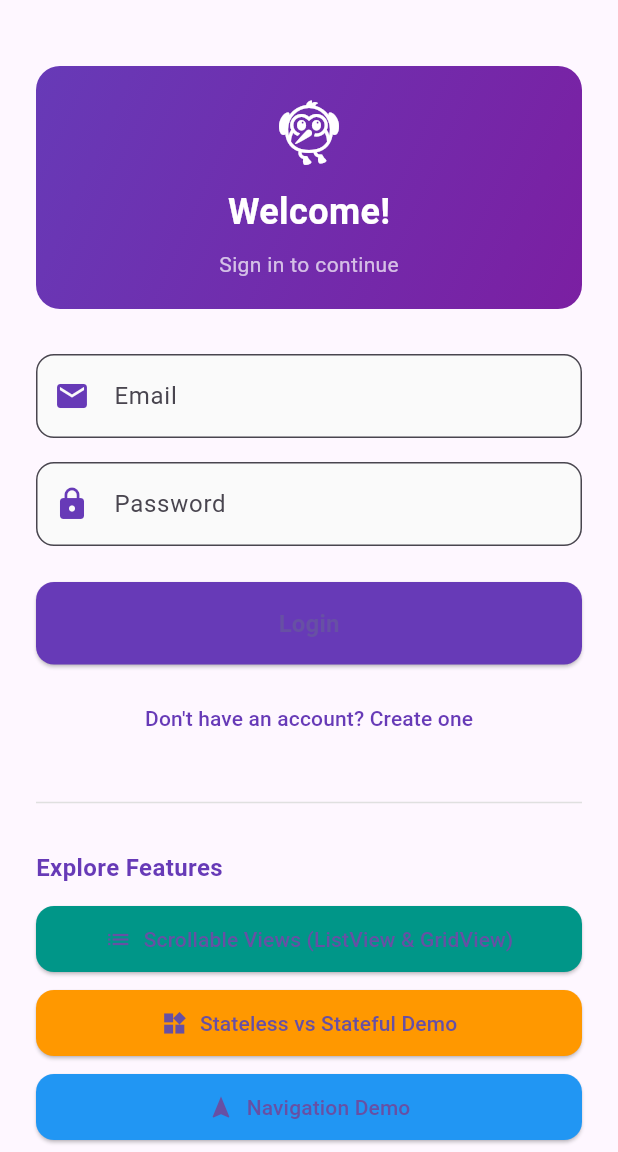
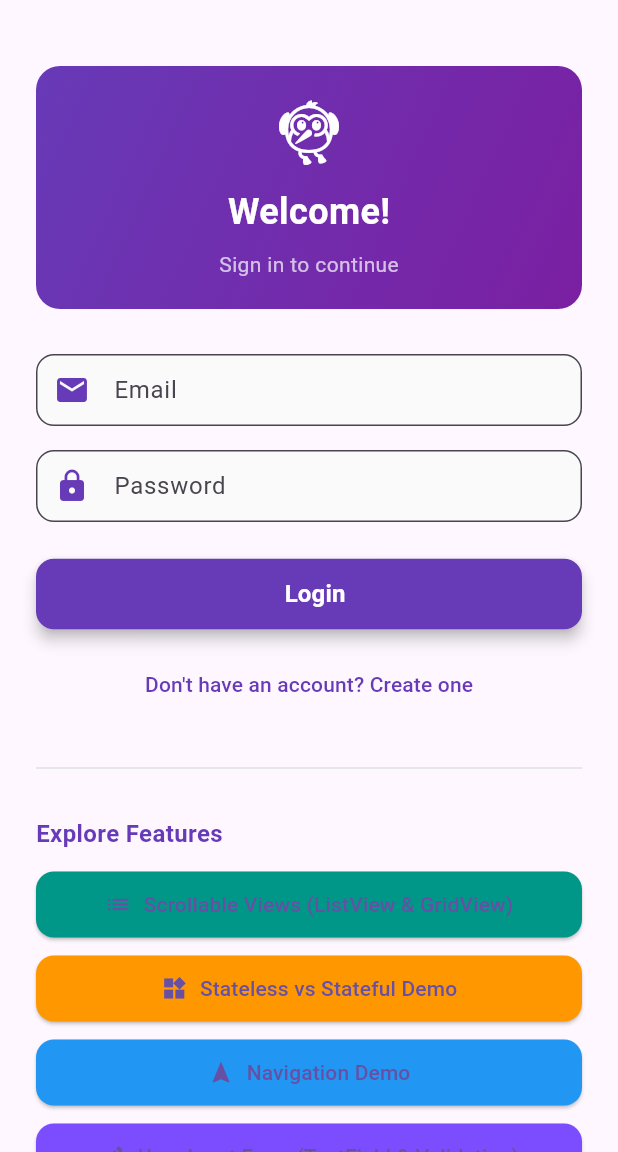
Before and after one commit to kalviumcommunity/S60-Jan2026-Innovators-Flutter-Blog, a Flutter app: the screen it shows after launch, on a phone screen of 412 x 824 dp, the part 84-1236 px from its top. Run offline on Flutter 3.47's test engine with Material 3 defaults, Android fonts, the phone set to English and light mode, and no system bars; our stand-ins replace cloud_firestore, firebase_auth, firebase_core; accounts and stored records are empty.

Commit message:
Creating Reusable Custom Widgets for Modular UI Design

```diff
--- a/blogapp/lib/screens/login_screen.dart
+++ b/blogapp/lib/screens/login_screen.dart
@@ -1,5 +1,6 @@
 import 'package:flutter/material.dart';
 import '../services/auth_service.dart';
+import '../widgets/index.dart';
 import 'signup_screen.dart';
 import 'dashboard_screen.dart';
 import 'stateless_stateful_demo.dart';
@@ -62,50 +63,24 @@ class LoginScreen extends StatelessWidget {
                 ),
               ),
               const SizedBox(height: 30),
-              TextField(
+              CustomTextField(
                 controller: emailController,
-                decoration: InputDecoration(
-                  labelText: "Email",
-                  hintText: "Enter your email",
-                  prefixIcon: const Icon(Icons.email, color: Colors.deepPurple),
-                  border: OutlineInputBorder(
-                    borderRadius: BorderRadius.circular(12),
-                  ),
-                  focusedBorder: OutlineInputBorder(
-                    borderRadius: BorderRadius.circular(12),
-                    borderSide: const BorderSide(
-                      color: Colors.deepPurple,
-                      width: 2,
-                    ),
-                  ),
-                  filled: true,
-                  fillColor: Colors.grey[50],
-                ),
+                labelText: "Email",
+                hintText: "Enter your email",
+                prefixIcon: Icons.email,
+                keyboardType: TextInputType.emailAddress,
               ),
               const SizedBox(height: 16),
-              TextField(
+              CustomTextField(
                 controller: passwordController,
-                decoration: InputDecoration(
-                  labelText: "Password",
-                  hintText: "Enter your password",
-                  prefixIcon: const Icon(Icons.lock, color: Colors.deepPurple),
-                  border: OutlineInputBorder(
-                    borderRadius: BorderRadius.circular(12),
-                  ),
-                  focusedBorder: OutlineInputBorder(
-                    borderRadius: BorderRadius.circular(12),
-                    borderSide: const BorderSide(
-                      color: Colors.deepPurple,
-                      width: 2,
-                    ),
-                  ),
-                  filled: true,
-                  fillColor: Colors.grey[50],
-                ),
+                labelText: "Password",
+                hintText: "Enter your password",
+                prefixIcon: Icons.lock,
                 obscureText: true,
               ),
               const SizedBox(height: 24),
-              ElevatedButton(
+              CustomButton(
+                label: "Login",
                 onPressed: () async {
                   final user = await auth.login(
                     emailController.text,
@@ -120,17 +95,6 @@ class LoginScreen extends StatelessWidget {
                     );
                   }
                 },
-                style: ElevatedButton.styleFrom(
-                  backgroundColor: Colors.deepPurple,
-                  padding: const EdgeInsets.symmetric(vertical: 16),
-                  shape: RoundedRectangleBorder(
-                    borderRadius: BorderRadius.circular(12),
-                  ),
-                ),
-                child: const Text(
-                  "Login",
-                  style: TextStyle(fontSize: 16, fontWeight: FontWeight.bold),
-                ),
               ),
               const SizedBox(height: 12),
               TextButton(
--- /dev/null
+++ b/blogapp/lib/widgets/custom_button.dart
@@ -0,0 +1,51 @@
+import 'package:flutter/material.dart';
+
+/// A reusable custom button widget that can be customized with various properties.
+/// This stateless widget demonstrates how to create a flexible button component
+/// that can be reused throughout the app with different styles and callbacks.
+class CustomButton extends StatelessWidget {
+  final String label;
+  final VoidCallback onPressed;
+  final Color backgroundColor;
+  final Color textColor;
+  final double fontSize;
+  final IconData? icon;
+  final double elevation;
+  final EdgeInsets padding;
+
+  const CustomButton({
+    super.key,
+    required this.label,
+    required this.onPressed,
+    this.backgroundColor = Colors.deepPurple,
+    this.textColor = Colors.white,
+    this.fontSize = 16,
+    this.icon,
+    this.elevation = 4,
+    this.padding = const EdgeInsets.symmetric(vertical: 12, horizontal: 24),
+  });
+
+  @override
+  Widget build(BuildContext context) {
+    return ElevatedButton.icon(
+      onPressed: onPressed,
+      icon: icon != null
+          ? Icon(icon, color: textColor)
+          : const SizedBox.shrink(),
+      label: Text(
+        label,
+        style: TextStyle(
+          color: textColor,
+          fontSize: fontSize,
+          fontWeight: FontWeight.bold,
+        ),
+      ),
+      style: ElevatedButton.styleFrom(
+        backgroundColor: backgroundColor,
+        elevation: elevation,
+        padding: padding,
+        shape: RoundedRectangleBorder(borderRadius: BorderRadius.circular(12)),
+      ),
+    );
+  }
+}
--- /dev/null
+++ b/blogapp/lib/widgets/custom_text_field.dart
@@ -0,0 +1,68 @@
+import 'package:flutter/material.dart';
+
+/// A reusable custom text field widget that provides consistent styling
+/// and functionality across the app. This reduces code duplication for input fields.
+class CustomTextField extends StatelessWidget {
+  final TextEditingController controller;
+  final String labelText;
+  final String? hintText;
+  final IconData? prefixIcon;
+  final IconData? suffixIcon;
+  final bool obscureText;
+  final TextInputType keyboardType;
+  final String? Function(String?)? validator;
+  final VoidCallback? onSuffixIconPressed;
+  final int maxLines;
+  final int minLines;
+
+  const CustomTextField({
+    super.key,
+    required this.controller,
+    required this.labelText,
+    this.hintText,
+    this.prefixIcon,
+    this.suffixIcon,
+    this.obscureText = false,
+    this.keyboardType = TextInputType.text,
+    this.validator,
+    this.onSuffixIconPressed,
+    this.maxLines = 1,
+    this.minLines = 1,
+  });
+
+  @override
+  Widget build(BuildContext context) {
+    return TextFormField(
+      controller: controller,
+      obscureText: obscureText,
+      keyboardType: keyboardType,
+      maxLines: maxLines,
+      minLines: minLines,
+      validator: validator,
+      decoration: InputDecoration(
+        labelText: labelText,
+        hintText: hintText,
+        prefixIcon: prefixIcon != null
+            ? Icon(prefixIcon, color: Colors.deepPurple)
+            : null,
+        suffixIcon: suffixIcon != null
+            ? IconButton(
+                icon: Icon(suffixIcon, color: Colors.deepPurple),
+                onPressed: onSuffixIconPressed,
+              )
+            : null,
+        border: OutlineInputBorder(borderRadius: BorderRadius.circular(12)),
+        focusedBorder: OutlineInputBorder(
+          borderRadius: BorderRadius.circular(12),
+          borderSide: const BorderSide(color: Colors.deepPurple, width: 2),
+        ),
+        filled: true,
+        fillColor: Colors.grey[50],
+        contentPadding: const EdgeInsets.symmetric(
+          horizontal: 16,
+          vertical: 12,
+        ),
+      ),
+    );
+  }
+}
--- /dev/null
+++ b/blogapp/lib/widgets/index.dart
@@ -0,0 +1,6 @@
+// Export all custom widgets from a single file for easy imports
+export 'custom_button.dart';
+export 'action_card.dart';
+export 'custom_text_field.dart';
+export 'like_button.dart';
+export 'info_card.dart';
```
Also changed, not shown: blogapp/lib/screens/home_screen.dart (+5 -17 lines), blogapp/lib/screens/second_screen.dart (+17 -22 lines), blogapp/lib/widgets/action_card.dart (added, +67 -0 lines), blogapp/lib/widgets/info_card.dart (added, +79 -0 lines), blogapp/lib/widgets/like_button.dart (added, +73 -0 lines), 1 other file.
